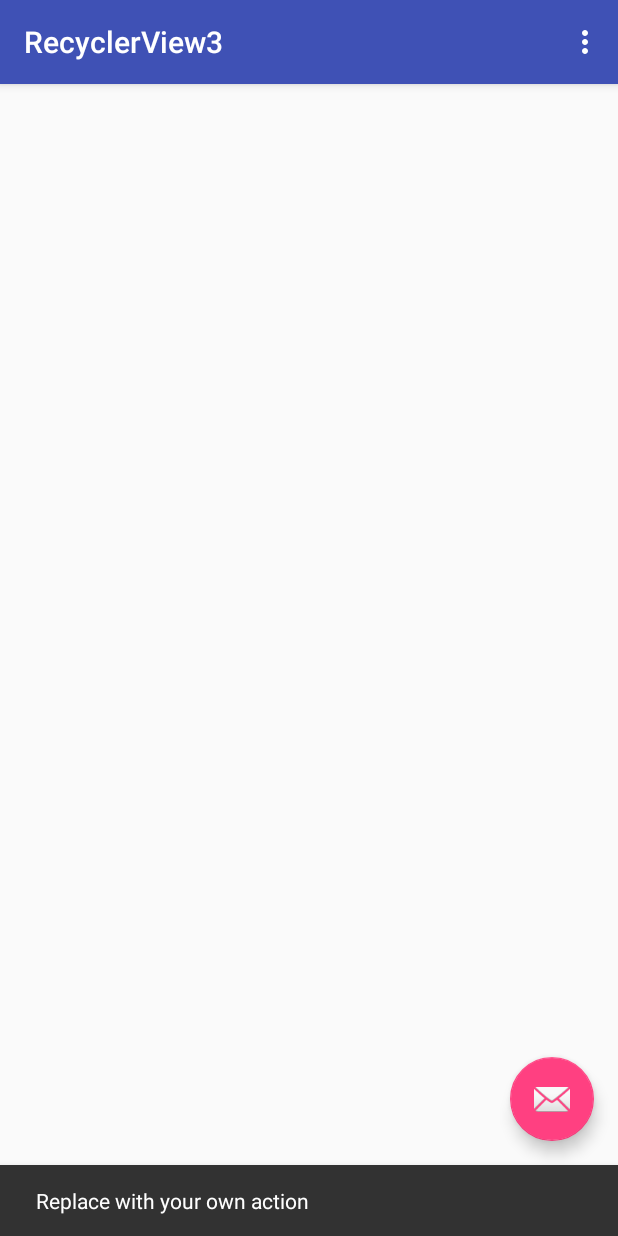
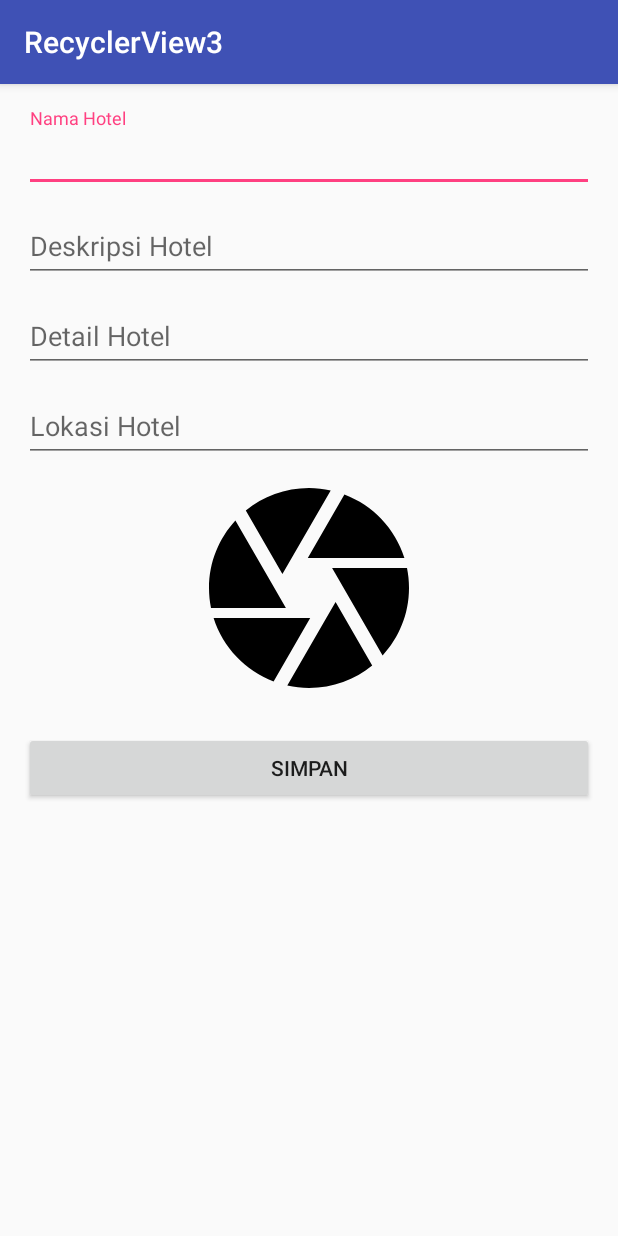
Before and after one commit to gandhybagoes/RecyclerView3, an Android app: the screen it shows after launch (MainActivity before the commit, InputActivity after it), after a tap on an icon or button, on a phone screen of 412 x 824 dp. Run offline under Robolectric (Android 15) with nearby library versions, the phone set to English and light mode, and no system bars; 9 statements that could not run were skipped.

Commit message:
RecyclerView Add

```diff
--- a/app/src/main/AndroidManifest.xml
+++ b/app/src/main/AndroidManifest.xml
@@ -21,7 +21,8 @@
         <activity
             android:name=".DetailActivity"
             android:label="@string/title_activity_detail"
-            android:theme="@style/AppTheme.NoActionBar"></activity>
+            android:theme="@style/AppTheme.NoActionBar" />
+        <activity android:name=".InputActivity"></activity>
     </application>
 
 </manifest>
--- /dev/null
+++ b/app/src/main/java/id/sch/smktelkom_mlg/learn/recyclerview3/InputActivity.java
@@ -0,0 +1,110 @@
+package id.sch.smktelkom_mlg.learn.recyclerview3;
+
+import android.content.Intent;
+import android.net.Uri;
+import android.os.Bundle;
+import android.support.design.widget.Snackbar;
+import android.support.design.widget.TextInputLayout;
+import android.support.v7.app.AppCompatActivity;
+import android.view.View;
+import android.widget.EditText;
+import android.widget.ImageView;
+
+import id.sch.smktelkom_mlg.learn.recyclerview3.model.Hotel;
+
+public class InputActivity extends AppCompatActivity {
+
+    static final int REQUEST_IMAGE_GET = 1;
+    EditText etJudul, etDeskripsi, etDetail, etLokasi;
+    ImageView ivFoto;
+    Uri uriFoto;
+    Hotel hotel;
+
+    @Override
+    protected void onCreate(Bundle savedInstanceState) {
+        super.onCreate(savedInstanceState);
+        setContentView(R.layout.activity_input);
+
+        etJudul = (EditText) findViewById(R.id.editTextNama);
+        etDeskripsi = (EditText) findViewById(R.id.editTextDeskripsi);
+        etDetail = (EditText) findViewById(R.id.editTextDetail);
+        etLokasi = (EditText) findViewById(R.id.editTextLokasi);
+        ivFoto = (ImageView) findViewById(R.id.imageViewFoto);
+
+        ivFoto.setOnClickListener(new View.OnClickListener() {
+            @Override
+            public void onClick(View v) {
+                pickPhoto();
+            }
+        });
+
+        findViewById(R.id.buttonSimpan).setOnClickListener(
+                new View.OnClickListener() {
+                    @Override
+                    public void onClick(View v) {
+                        doSave();
+                    }
+                });
+    }
+
+    private void doSave() {
+        String judul = etJudul.getText().toString();
+        String deskripsi = etDeskripsi.getText().toString();
+        String detail = etDetail.getText().toString();
+        String lokasi = etLokasi.getText().toString();
+
+        if (isValid(judul, deskripsi, detail, lokasi, uriFoto)) {
+            hotel = new Hotel(judul, deskripsi, detail, lokasi, uriFoto.toString());
+            Intent intent = new Intent();
+            intent.putExtra(MainActivity.HOTEL, hotel);
+            setResult(RESULT_OK, intent);
+            finish();
+        }
+    }
+
+    private boolean isValid(String judul, String deskripsi, String detail, String lokasi, Uri uriFoto) {
+        boolean valid = true;
+        if (judul.isEmpty()) {
+            setErrorEmpty(etJudul);
+            valid = false;
+        }
+        if (deskripsi.isEmpty()) {
+            setErrorEmpty(etDeskripsi);
+            valid = false;
+        }
+        if (detail.isEmpty()) {
+            setErrorEmpty(etDetail);
+            valid = false;
+        }
+        if (lokasi.isEmpty()) {
+            setErrorEmpty(etLokasi);
+            valid = false;
+        }
+        if (uriFoto == null) {
+            Snackbar.make(ivFoto, "Foto Belum Ada", Snackbar.LENGTH_SHORT).show();
+            valid = false;
+        }
+        return valid;
+    }
+
+    private void setErrorEmpty(EditText editText) {
+        editText.setError(((TextInputLayout) editText.getParent().getParent())
+                .getHint() + " Belum Diisi");
+    }
+
+    private void pickPhoto() {
+        Intent intent = new Intent(Intent.ACTION_GET_CONTENT);
+        intent.setType("image/*");
+        if (intent.resolveActivity(getPackageManager()) != null)
+            startActivityForResult(intent, REQUEST_IMAGE_GET);
+    }
+
+    @Override
+    protected void onActivityResult(int requestCode, int resultCode, Intent data) {
+        super.onActivityResult(requestCode, resultCode, data);
+        if (requestCode == REQUEST_IMAGE_GET && resultCode == RESULT_OK) {
+            uriFoto = data.getData();
+            ivFoto.setImageURI(uriFoto);
+        }
+    }
+}
--- a/app/src/main/java/id/sch/smktelkom_mlg/learn/recyclerview3/MainActivity.java
+++ b/app/src/main/java/id/sch/smktelkom_mlg/learn/recyclerview3/MainActivity.java
@@ -6,7 +6,6 @@ import android.content.res.Resources;
 import android.content.res.TypedArray;
 import android.os.Bundle;
 import android.support.design.widget.FloatingActionButton;
-import android.support.design.widget.Snackbar;
 import android.support.v7.app.AppCompatActivity;
 import android.support.v7.widget.LinearLayoutManager;
 import android.support.v7.widget.RecyclerView;
@@ -23,6 +22,7 @@ import id.sch.smktelkom_mlg.learn.recyclerview3.model.Hotel;
 public class MainActivity extends AppCompatActivity implements HotelAdapter.IHotelAdapter {
 
     public static final String HOTEL = "hotel";
+    public static final int REQUEST_CODE_ADD = 88;
     ArrayList<Hotel> mList = new ArrayList<>();
     HotelAdapter mAdapter;
 
@@ -37,8 +37,7 @@ public class MainActivity extends AppCompatActivity implements HotelAdapter.IHot
         fab.setOnClickListener(new View.OnClickListener() {
             @Override
             public void onClick(View view) {
-                Snackbar.make(view, "Replace with your own action", Snackbar.LENGTH_LONG)
-                        .setAction("Action", null).show();
+                goAdd();
             }
         });
 
@@ -49,6 +48,10 @@ public class MainActivity extends AppCompatActivity implements HotelAdapter.IHot
         recyclerView.setAdapter(mAdapter);
 
         fillData();
+    }
+
+    private void goAdd() {
+        startActivityForResult(new Intent(this, InputActivity.class), REQUEST_CODE_ADD);
     }
 
     private void fillData() {
@@ -103,4 +106,14 @@ public class MainActivity extends AppCompatActivity implements HotelAdapter.IHot
         startActivity(intent);
 
     }
+
+    @Override
+    protected void onActivityResult(int requestCode, int resultCode, Intent data) {
+        super.onActivityResult(requestCode, resultCode, data);
+        if (requestCode == REQUEST_CODE_ADD && resultCode == RESULT_OK) {
+            Hotel hotel = (Hotel) data.getSerializableExtra(HOTEL);
+            mList.add(hotel);
+            mAdapter.notifyDataSetChanged();
+        }
+    }
 }
--- /dev/null
+++ b/app/src/main/res/layout/activity_input.xml
@@ -0,0 +1,84 @@
+<?xml version="1.0" encoding="utf-8"?>
+<ScrollView xmlns:android="http://schemas.android.com/apk/res/android"
+    xmlns:app="http://schemas.android.com/apk/res-auto"
+    xmlns:tools="http://schemas.android.com/tools"
+    android:layout_width="match_parent"
+    android:layout_height="match_parent">
+
+    <LinearLayout
+        android:id="@+id/activity_input"
+        android:layout_width="match_parent"
+        android:layout_height="wrap_content"
+        android:orientation="vertical"
+        android:paddingBottom="@dimen/activity_vertical_margin"
+        android:paddingLeft="@dimen/activity_horizontal_margin"
+        android:paddingRight="@dimen/activity_horizontal_margin"
+        android:paddingTop="@dimen/activity_vertical_margin"
+        tools:context="id.sch.smktelkom_mlg.learn.recyclerview3.InputActivity">
+
+        <android.support.design.widget.TextInputLayout
+            android:layout_width="match_parent"
+            android:layout_height="wrap_content"
+            android:hint="Nama Hotel">
+
+            <android.support.design.widget.TextInputEditText
+                android:id="@+id/editTextNama"
+                android:layout_width="match_parent"
+                android:layout_height="wrap_content" />
+        </android.support.design.widget.TextInputLayout>
+
+        <android.support.design.widget.TextInputLayout
+            android:layout_width="match_parent"
+            android:layout_height="wrap_content"
+            android:layout_marginTop="4dp"
+            android:hint="Deskripsi Hotel">
+
+            <android.support.design.widget.TextInputEditText
+                android:id="@+id/editTextDeskripsi"
+                android:layout_width="match_parent"
+                android:layout_height="wrap_content" />
+        </android.support.design.widget.TextInputLayout>
+
+        <android.support.design.widget.TextInputLayout
+            android:layout_width="match_parent"
+            android:layout_height="wrap_content"
+            android:layout_marginTop="4dp"
+            android:hint="Detail Hotel">
+
+            <android.support.design.widget.TextInputEditText
+                android:id="@+id/editTextDetail"
+                android:layout_width="match_parent"
+                android:layout_height="wrap_content" />
+        </android.support.design.widget.TextInputLayout>
+
+        <android.support.design.widget.TextInputLayout
+            android:layout_width="match_parent"
+            android:layout_height="wrap_content"
+            android:layout_marginTop="4dp"
+            android:hint="Lokasi Hotel">
+
+            <android.support.design.widget.TextInputEditText
+                android:id="@+id/editTextLokasi"
+                android:layout_width="match_parent"
+                android:layout_height="wrap_content" />
+        </android.support.design.widget.TextInputLayout>
+
+        <ImageView
+            android:id="@+id/imageViewFoto"
+            android:layout_width="match_parent"
+            android:layout_height="wrap_content"
+            android:layout_gravity="center"
+            android:layout_marginTop="4dp"
+            android:minHeight="160dp"
+            android:scaleType="fitCenter"
+            app:srcCompat="@drawable/ic_camera_black_24dp" />
+
+        <Button
+            android:id="@+id/buttonSimpan"
+            android:layout_width="match_parent"
+            android:layout_height="wrap_content"
+            android:layout_marginTop="16dp"
+            android:text="Simpan" />
+
+    </LinearLayout>
+</ScrollView>
--- a/app/src/main/res/layout/activity_main.xml
+++ b/app/src/main/res/layout/activity_main.xml
@@ -29,6 +29,7 @@
         android:layout_height="wrap_content"
         android:layout_gravity="bottom|end"
         android:layout_margin="@dimen/fab_margin"
-        app:srcCompat="@android:drawable/ic_dialog_email" />
+        android:tint="@android:color/white"
+        app:srcCompat="@drawable/ic_add_black_24dp" />
 
 </android.support.design.widget.CoordinatorLayout>
```
